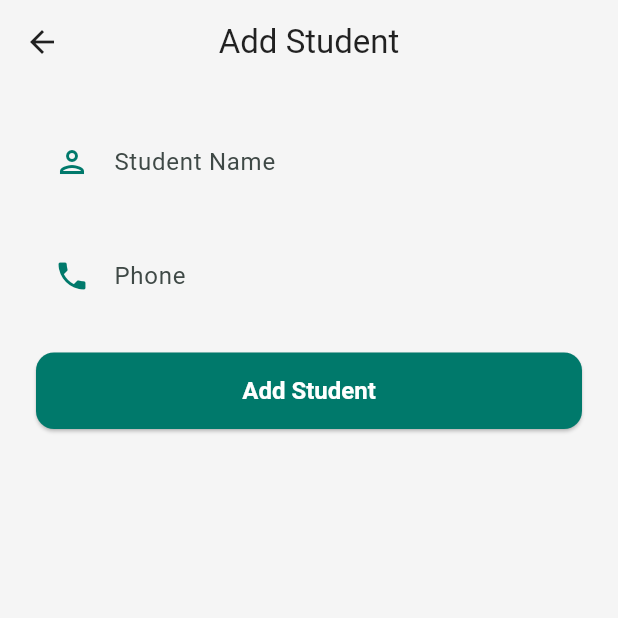
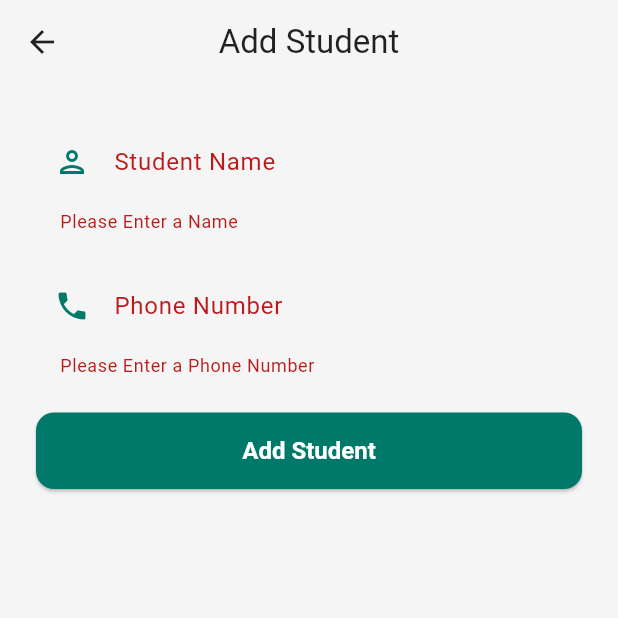
Before and after one commit to pourbehzad/student_list, a Flutter app: the UserEditScreen screen opened directly, after a tap on "Add Student", on a phone screen of 412 x 824 dp, the top half of it. Run offline on Flutter 3.47's test engine with Material 3 defaults, Android fonts, the light colour scheme and no system bars; our stand-ins replace dio; network calls fail.

Commit message:
feat(api): use api servide for add and edit student

```diff
--- a/lib/screens/user_edit_screen.dart
+++ b/lib/screens/user_edit_screen.dart
@@ -1,5 +1,6 @@
 import 'package:flutter/material.dart';
 import 'package:student_list/models/user.dart';
+import 'package:student_list/services/api_service.dart';
 
 class UserEditScreen extends StatefulWidget {
   final User? user;
@@ -13,16 +14,71 @@ class _UserEditScreenState extends State<UserEditScreen> {
   final GlobalKey<FormState> formkey = GlobalKey();
   final TextEditingController nameController = TextEditingController();
   final TextEditingController phoneController = TextEditingController();
+  // final TextEditingController courseController = TextEditingController();
+  bool isLoading = false;
+  ApiService apiService = ApiService();
 
-  saveUser() {}
+  Future<void> saveUser() async {
+    if (!formkey.currentState!.validate() || !mounted) return;
 
-  bool isLoading = false;
+    setState(() {
+      isLoading = true;
+    });
+
+    try {
+      if (widget.user == null) {
+        //  add student
+        await apiService.createUsers(nameController.text, phoneController.text, );
+        if (mounted) {
+        ScaffoldMessenger.of(context).showSnackBar(
+          SnackBar(
+            content: Text('New Student Added Successfully!'),
+            backgroundColor: Colors.green,
+          ),
+        );
+      }
+
+      } else {
+
+        //  edit student
+        await apiService.updateUser(widget.user!.id, nameController.text, phoneController.text);
+        if (mounted) {
+        ScaffoldMessenger.of(context).showSnackBar(
+          SnackBar(
+            content: Text('Student Updated'),
+            backgroundColor: Colors.green,
+          ),
+        );
+      }
+
+      }
+
+      if(mounted){
+        Navigator.pop(context, true);
+      }
+
+    } catch (e) {
+      if (mounted) {
+        ScaffoldMessenger.of(context).showSnackBar(
+          SnackBar(
+            content: Text('Error Saving Data: $e'),
+            backgroundColor: Colors.red,
+          ),
+        );
+      }
+      if (mounted) {
+        setState(() {
+          isLoading = false;
+        });
+      }
+    }
+  }
 
   @override
   void initState() {
     super.initState();
 
-    if(widget.user != null){
+    if (widget.user != null) {
       nameController.text = widget.user!.name;
       phoneController.text = widget.user!.number;
     }
@@ -60,7 +116,7 @@ class _UserEditScreenState extends State<UserEditScreen> {
                 TextFormField(
                   controller: phoneController,
                   decoration: InputDecoration(
-                    labelText: 'Phone',
+                    labelText: 'Phone Number',
                     prefixIcon: Icon(Icons.phone),
                   ),
                   validator: (value) {
@@ -69,9 +125,22 @@ class _UserEditScreenState extends State<UserEditScreen> {
                     }
                     return null;
                   },
-                  textInputAction: TextInputAction.done,
+                  textInputAction: TextInputAction.next,
                   onFieldSubmitted: (_) => saveUser(),
                 ),
+                // const SizedBox(height: 20,),
+                // TextFormField(
+                //   controller: courseController,
+                //   decoration: InputDecoration(
+                //     labelText: 'Courses',
+                //     prefixIcon: Icon(Icons.menu_book_sharp)
+                //   ),
+                //   validator: (value) {
+                //     if(value == null || value.trim().isEmpty){
+                //       return 'Please Enter ';
+                //     }
+                //   },
+                // ),
                 const SizedBox(height: 23),
                 ElevatedButton(
                   onPressed: isLoading ? null : saveUser,
@@ -97,4 +166,12 @@ class _UserEditScreenState extends State<UserEditScreen> {
       ),
     );
   }
+
+  @override
+  void dispose() {
+    nameController.dispose();
+    phoneController.dispose();
+    super.dispose();
+
+  }
 }
```
